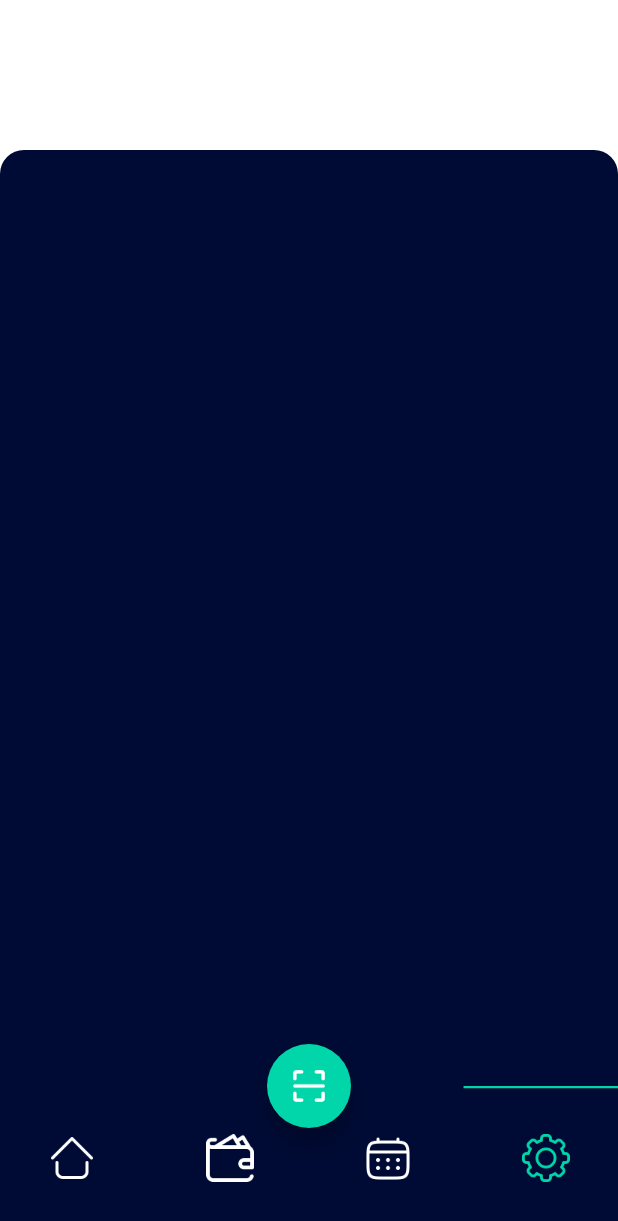
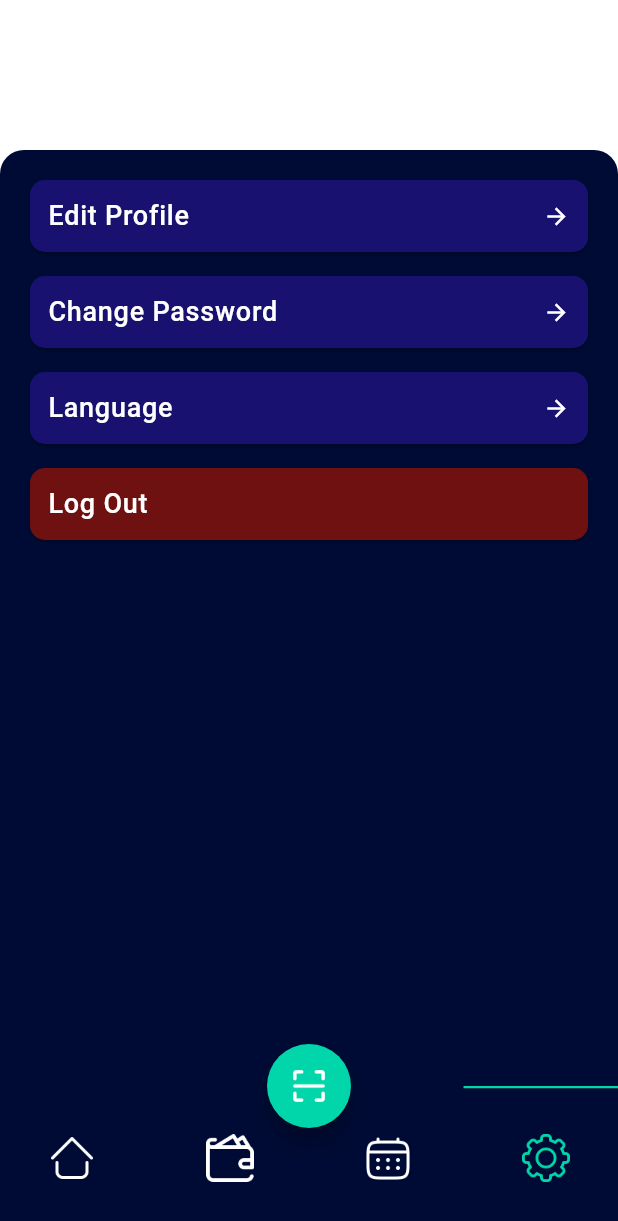
Before and after one commit to AbdElrahmanaymen/Budgetly, a Flutter app: the AppScreen screen opened by its route, item 4 of the bottom bar chosen, on a phone screen of 412 x 824 dp. Shown: the top 1221 px of the screen. Run offline on Flutter 3.47's test engine with Material 3 defaults, Android fonts, the light colour scheme and no system bars; our stand-ins replace dropdown_button2, flutter_bloc, flutter_svg, freezed_annotation, get_it, injectable and 1 more; missing offline and left inert: dart:ffi; network calls fail; project files that could hold a hidden picture were left out.

Commit message:
Settings Screen Implemented

```diff
--- a/lib/infrastructure/style/colors.dart
+++ b/lib/infrastructure/style/colors.dart
@@ -4,3 +4,5 @@ Color lightGreenColor = const Color(0xFF00D6AA);
 Color darkBlueColor = const Color(0xFF000B35);
 Color lightGreyColor = const Color(0xFFA3A3A3);
 Color offWhiteColor = const Color(0xFFE7E7E7);
+Color semiBlueColor = const Color(0xFF18116F);
+Color darkRedColor = const Color(0xFF6F1111);
--- a/lib/infrastructure/style/theme.dart
+++ b/lib/infrastructure/style/theme.dart
@@ -38,6 +38,11 @@ ThemeData budgetlyThemeData() {
         fontSize: 16,
         color: Colors.white,
       ),
+      labelMedium: TextStyle(
+        fontFamily: 'Roboto',
+        fontSize: 18,
+        color: Colors.white,
+      ),
     ),
   );
 }
--- a/lib/presentation/settings/settings_screen.dart
+++ b/lib/presentation/settings/settings_screen.dart
@@ -1,10 +1,58 @@
+import 'package:budgetly/infrastructure/style/colors.dart';
+import 'package:budgetly/presentation/widgets/settingsbutton.dart';
 import 'package:flutter/material.dart';
 
 class SettingsScreen extends StatelessWidget {
   const SettingsScreen({super.key});
 
+
   @override
   Widget build(BuildContext context) {
-    return Container();
+    return Padding(
+      padding: const EdgeInsets.fromLTRB(20, 20, 20, 40),
+      child: Column(
+        crossAxisAlignment: CrossAxisAlignment.stretch,
+        children: [
+          SettingsButton.customButton(
+            label: 'Edit Profile',
+            icon: Icons.arrow_forward,
+            backgroundColor: semiBlueColor,
+            onPressed: () {
+              Navigator.pushNamed(context, '/EditProfileScreen');
+            },
+            context: context,
+          ),
+          SizedBox(height: 16),
+          SettingsButton.customButton(
+            label: 'Change Password',
+            icon: Icons.arrow_forward,
+            backgroundColor: semiBlueColor,
+            onPressed: () {
+              Navigator.pushNamed(context, '/ChangePasswordScreen');
+            },
+            context: context,
+          ),
+          const SizedBox(height: 16),
+          SettingsButton.customButton(
+            label: 'Language',
+            icon: Icons.arrow_forward,
+            backgroundColor: semiBlueColor,
+            onPressed: () {
+              Navigator.pushNamed(context, '/LanguagesScreen');
+            },
+            context: context,
+          ),
+          SizedBox(height: 16),
+          SettingsButton.customButton(
+            label: 'Log Out',
+            backgroundColor: darkRedColor,
+            onPressed: () {
+              Navigator.pushNamed(context, '/Welcome');
+            },
+            context: context,
+          ),
+        ],
+      ),
+    );
   }
 }
--- /dev/null
+++ b/lib/presentation/widgets/settingsbutton.dart
@@ -0,0 +1,39 @@
+import 'package:flutter/material.dart';
+
+class SettingsButton {
+  static Widget customButton({
+    required String label,
+    required Color backgroundColor,
+    IconData? icon, // Make the icon parameter optional
+    required VoidCallback onPressed,
+    required BuildContext context,
+  }) {
+    return SizedBox(
+      width: double.infinity,
+      child: ElevatedButton(
+        style: ElevatedButton.styleFrom(
+          backgroundColor: backgroundColor,
+          padding: const EdgeInsets.all(12.0),
+          shape: RoundedRectangleBorder(
+            borderRadius: BorderRadius.circular(10),
+          ),
+        ),
+        onPressed: onPressed,
+        child: Row(
+          mainAxisAlignment: MainAxisAlignment.spaceBetween,
+          children: [
+            Text(
+              label,
+              style: Theme.of(context).textTheme.labelMedium,
+            ),
+            if (icon != null) // Check if icon is provided
+              Icon(
+                icon,
+                color: Colors.white,
+              ),
+          ],
+        ),
+      ),
+    );
+  }
+}
```
